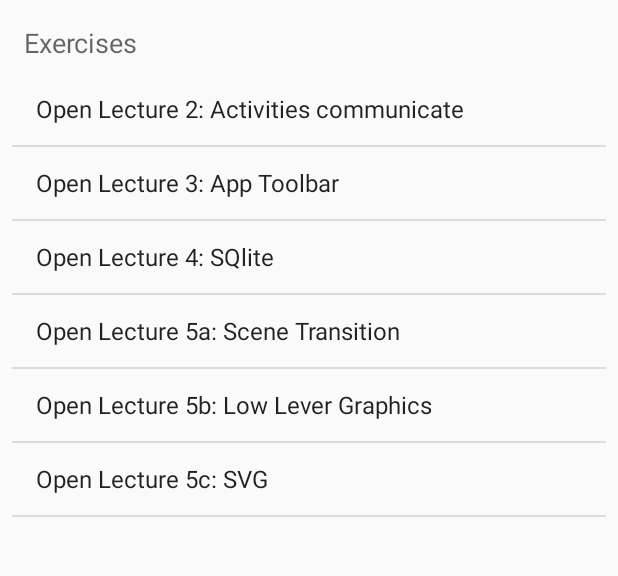
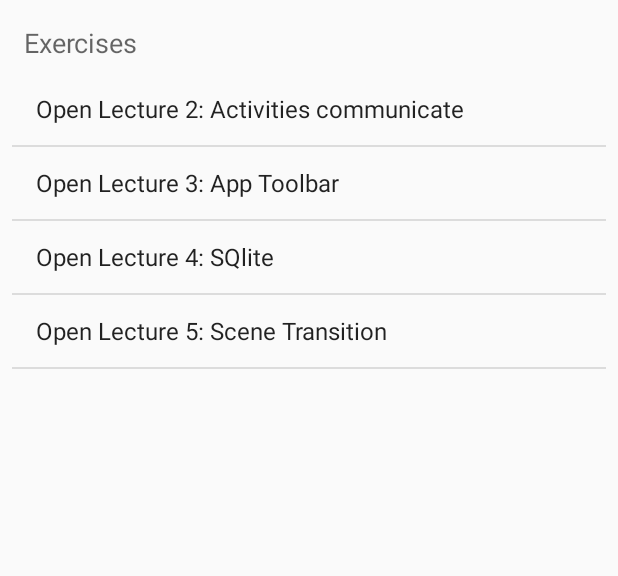
Before and after one commit to auval/AndroidWorkshop, an Android app: the screen it shows after launch (MainActivity), on a phone screen of 412 x 824 dp, the part 84-660 px from its top. Run offline under Robolectric (Android 15) with nearby library versions, the phone set to English and light mode, and no system bars.

```diff
--- a/app/src/main/java/org/shenkar/auval/codesamples/MainActivity.java
+++ b/app/src/main/java/org/shenkar/auval/codesamples/MainActivity.java
@@ -52,9 +52,9 @@ public class MainActivity extends AppCompatActivity {
                 new ArrayItem("Lecture 2: Activities communicate", Lesson2Activity.class),
                 new ArrayItem("Lecture 3: App Toolbar", ActionbarExampleActivity.class),
                 new ArrayItem("Lecture 4: SQlite", SqlExample.class),
-                new ArrayItem("Lecture 5a: Scene Transition", SceneTransitionActivity.class),
-                new ArrayItem("Lecture 5b: Low Lever Graphics", LowLeverGraphicsActivity.class),
-                new ArrayItem("Lecture 5c: SVG", BmpAndSvgActivity.class),
+                new ArrayItem("Lecture 5: Scene Transition", SceneTransitionActivity.class),
+            //    new ArrayItem("Lecture 6a: Low Lever Graphics", LowLeverGraphicsActivity.class),
+            //    new ArrayItem("Lecture 6b: SVG", BmpAndSvgActivity.class),
         };
 
         // add the data to an adapter
```
